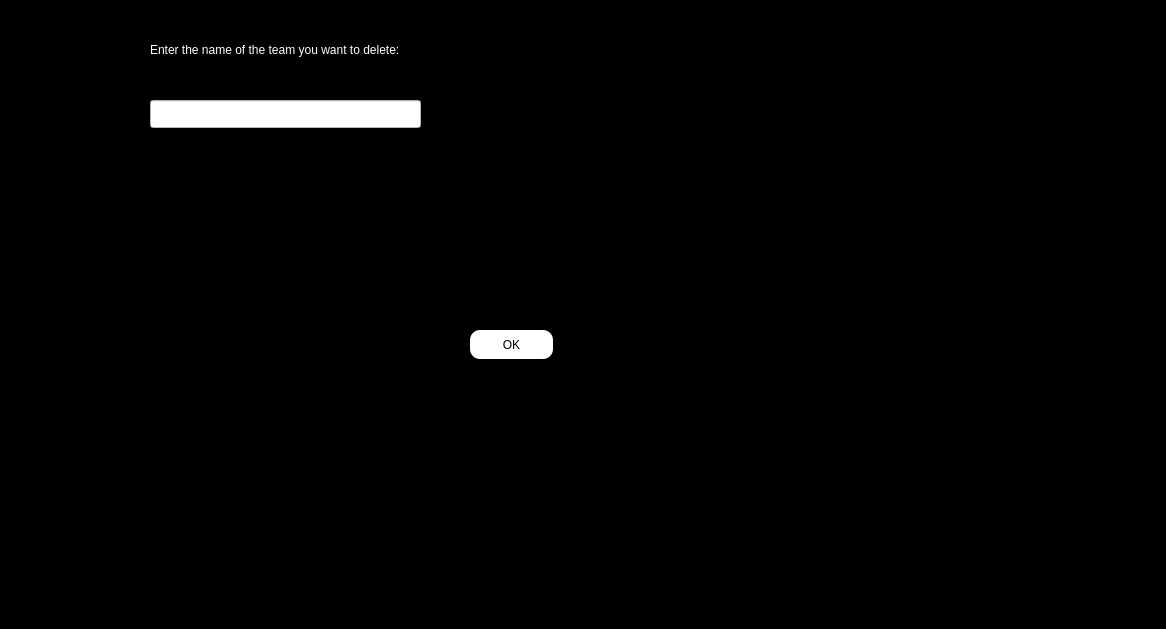
Before: the Qt Designer form enter/delete_team_before.ui in Shayanrava/APproject, drawn with Qt 5.
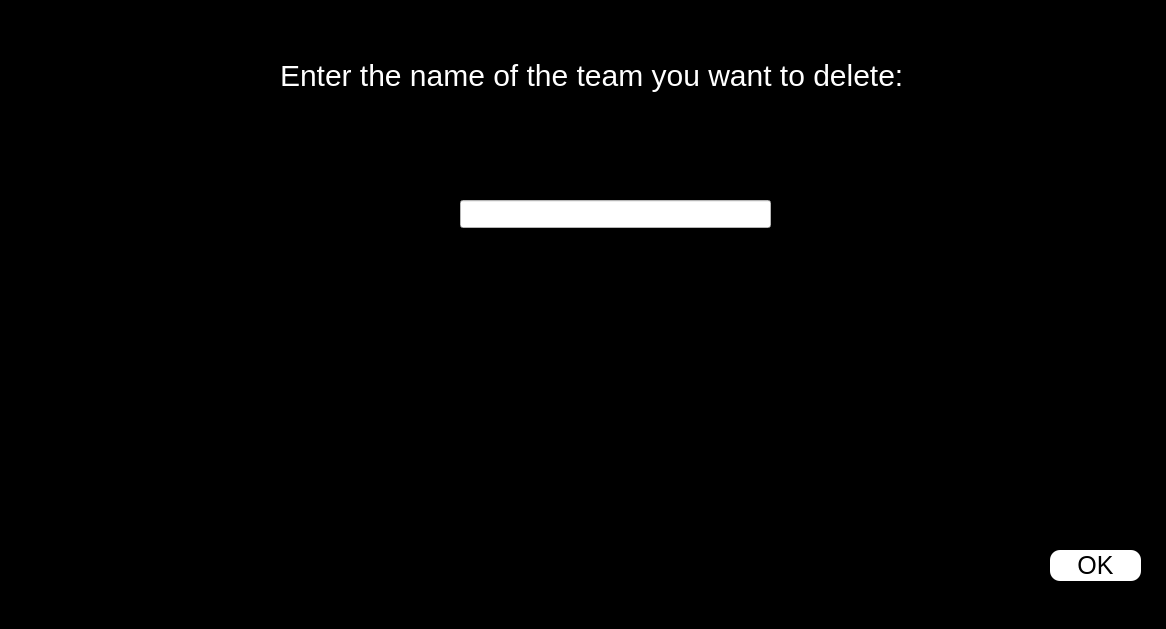
After: the same form once the commit is applied.

Commit message: add_project,delete_project,delete_team and entrance_organ ui edited

Patch:
```diff
--- a/enter/delete_team_before.ui
+++ b/enter/delete_team_before.ui
@@ -22,16 +22,17 @@
   <widget class="QLabel" name="label">
    <property name="geometry">
     <rect>
-     <x>150</x>
-     <y>40</y>
-     <width>321</width>
-     <height>20</height>
+     <x>280</x>
+     <y>50</y>
+     <width>641</width>
+     <height>51</height>
     </rect>
    </property>
    <property name="styleSheet">
     <string notr="true">#label
 {
 color:white;
+font-size:30px;
 }</string>
    </property>
    <property name="text">
@@ -41,9 +42,9 @@
   <widget class="QLineEdit" name="delete_team_before_led">
    <property name="geometry">
     <rect>
-     <x>150</x>
-     <y>100</y>
-     <width>271</width>
+     <x>460</x>
+     <y>200</y>
+     <width>311</width>
      <height>28</height>
     </rect>
    </property>
@@ -57,10 +58,10 @@
   <widget class="QPushButton" name="delete_team_before_pbn">
    <property name="geometry">
     <rect>
-     <x>470</x>
-     <y>330</y>
-     <width>83</width>
-     <height>29</height>
+     <x>1050</x>
+     <y>550</y>
+     <width>91</width>
+     <height>31</height>
     </rect>
    </property>
    <property name="styleSheet">
@@ -73,6 +74,7 @@
 {
 background-color:white;
 border-radius:10px;
+font-size:25px;
 }</string>
    </property>
    <property name="text">
```
The commit also changes 3 other files.
